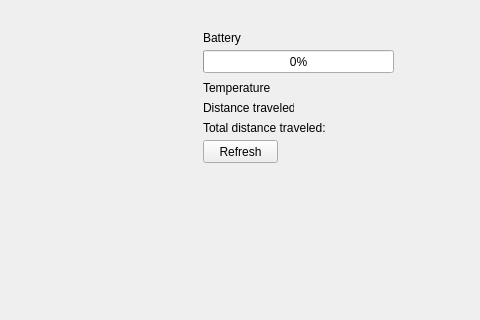
First picture: the form in GUI/Gui-RoombaV1.0/controllingroomba.ui, repository K-4U/ese_project4y5, before the edit; both pictures show x 137 to 617 and y 0 to 320 of the 1047 by 619 pixel window.
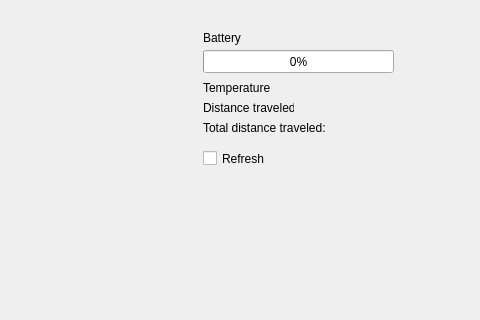
Second picture: the form after the edit.

What changed in the file:
```diff
--- a/GUI/Gui-RoombaV1.0/controllingroomba.ui
+++ b/GUI/Gui-RoombaV1.0/controllingroomba.ui
@@ -284,19 +284,6 @@
     <string>Backward</string>
    </property>
   </widget>
-  <widget class="QPushButton" name="pbRefresh">
-   <property name="geometry">
-    <rect>
-     <x>340</x>
-     <y>140</y>
-     <width>75</width>
-     <height>23</height>
-    </rect>
-   </property>
-   <property name="text">
-    <string>Refresh</string>
-   </property>
-  </widget>
   <widget class="QPushButton" name="pbDisonnect">
    <property name="geometry">
     <rect>
@@ -323,6 +310,19 @@
     <string>Display Logs</string>
    </property>
   </widget>
+  <widget class="QCheckBox" name="cbRefresh">
+   <property name="geometry">
+    <rect>
+     <x>340</x>
+     <y>150</y>
+     <width>70</width>
+     <height>17</height>
+    </rect>
+   </property>
+   <property name="text">
+    <string>Refresh</string>
+   </property>
+  </widget>
  </widget>
  <resources/>
  <connections>
```
